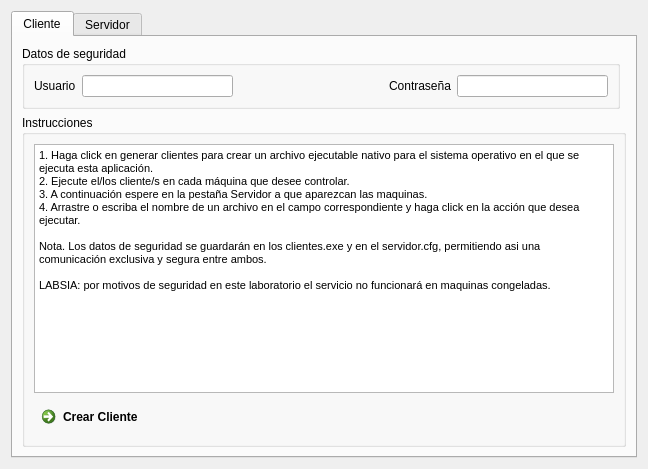
Old version of the form mainWindow.ui in the repository grillermo/Jefe-Remoto.
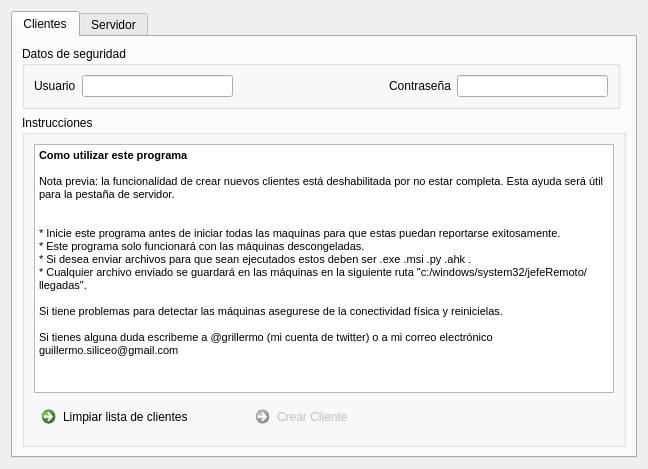
New version of the form. The open tabs and pages were chosen to show the change. Icons and pictures are not drawn.

Commit message: 'UI upgrades and the compiling part working on Windows'

Patch:
```diff
--- a/mainWindow.ui
+++ b/mainWindow.ui
@@ -17,6 +17,9 @@
    <iconset resource="resources.qrc">
     <normaloff>:/icons/resources/server-icon.svg</normaloff>:/icons/resources/server-icon.svg</iconset>
   </property>
+  <property name="autoFillBackground">
+   <bool>false</bool>
+  </property>
   <layout class="QGridLayout" name="gridLayout_2">
    <item row="0" column="0">
     <widget class="QTabWidget" name="tabWidget">
@@ -27,7 +30,19 @@
       <enum>Qt::NoFocus</enum>
      </property>
      <property name="currentIndex">
-      <number>0</number>
+      <number>1</number>
+     </property>
+     <property name="usesScrollButtons">
+      <bool>true</bool>
+     </property>
+     <property name="documentMode">
+      <bool>false</bool>
+     </property>
+     <property name="tabsClosable">
+      <bool>false</bool>
+     </property>
+     <property name="movable">
+      <bool>false</bool>
      </property>
      <widget class="QWidget" name="clientTab">
       <attribute name="icon">
@@ -35,7 +50,7 @@
         <normaloff>:/icons/resources/user_64.png</normaloff>:/icons/resources/user_64.png</iconset>
       </attribute>
       <attribute name="title">
-       <string>Cliente</string>
+       <string>Clientes</string>
       </attribute>
       <layout class="QGridLayout" name="gridLayout_5">
        <item row="0" column="0">
@@ -115,27 +130,129 @@
 &lt;html&gt;&lt;head&gt;&lt;meta name=&quot;qrichtext&quot; content=&quot;1&quot; /&gt;&lt;style type=&quot;text/css&quot;&gt;
 p, li { white-space: pre-wrap; }
 &lt;/style&gt;&lt;/head&gt;&lt;body style=&quot; font-family:'MS Shell Dlg 2'; font-size:8.25pt; font-weight:400; font-style:normal;&quot;&gt;
-&lt;p style=&quot; margin-top:0px; margin-bottom:0px; margin-left:0px; margin-right:0px; -qt-block-indent:0; text-indent:0px;&quot;&gt;&lt;span style=&quot; font-size:8pt;&quot;&gt;1. Haga click en generar clientes para crear un archivo ejecutable nativo para el sistema operativo en el que se ejecuta esta aplicación.&lt;/span&gt;&lt;/p&gt;
-&lt;p style=&quot; margin-top:0px; margin-bottom:0px; margin-left:0px; margin-right:0px; -qt-block-indent:0; text-indent:0px;&quot;&gt;&lt;span style=&quot; font-size:8pt;&quot;&gt;2. Ejecute el/los cliente/s en cada máquina que desee controlar.&lt;/span&gt;&lt;/p&gt;
-&lt;p style=&quot; margin-top:0px; margin-bottom:0px; margin-left:0px; margin-right:0px; -qt-block-indent:0; text-indent:0px;&quot;&gt;&lt;span style=&quot; font-size:8pt;&quot;&gt;3. A continuación espere en la pestaña Servidor a que aparezcan las maquinas.&lt;/span&gt;&lt;/p&gt;
-&lt;p style=&quot; margin-top:0px; margin-bottom:0px; margin-left:0px; margin-right:0px; -qt-block-indent:0; text-indent:0px;&quot;&gt;&lt;span style=&quot; font-size:8pt;&quot;&gt;4. Arrastre o escriba el nombre de un archivo en el campo correspondiente y haga click en la acción que desea ejecutar.&lt;/span&gt;&lt;/p&gt;
+&lt;p style=&quot; margin-top:0px; margin-bottom:0px; margin-left:0px; margin-right:0px; -qt-block-indent:0; text-indent:0px;&quot;&gt;&lt;span style=&quot; font-size:8pt; font-weight:600;&quot;&gt;Como utilizar este programa&lt;/span&gt;&lt;/p&gt;
+&lt;p style=&quot;-qt-paragraph-type:empty; margin-top:0px; margin-bottom:0px; margin-left:0px; margin-right:0px; -qt-block-indent:0; text-indent:0px; font-size:8pt; font-weight:600;&quot;&gt;&lt;/p&gt;
+&lt;p style=&quot; margin-top:0px; margin-bottom:0px; margin-left:0px; margin-right:0px; -qt-block-indent:0; text-indent:0px;&quot;&gt;&lt;span style=&quot; font-size:8pt;&quot;&gt;Nota previa: la funcionalidad de crear nuevos clientes está deshabilitada por no estar completa. Esta ayuda será útil para la pestaña de servidor.&lt;/span&gt;&lt;/p&gt;
 &lt;p style=&quot;-qt-paragraph-type:empty; margin-top:0px; margin-bottom:0px; margin-left:0px; margin-right:0px; -qt-block-indent:0; text-indent:0px; font-size:8pt;&quot;&gt;&lt;/p&gt;
-&lt;p style=&quot; margin-top:0px; margin-bottom:0px; margin-left:0px; margin-right:0px; -qt-block-indent:0; text-indent:0px;&quot;&gt;&lt;span style=&quot; font-size:8pt;&quot;&gt;Nota. Los datos de seguridad se guardarán en los clientes.exe y en el servidor.cfg, permitiendo asi una comunicación exclusiva y segura entre ambos. &lt;/span&gt;&lt;/p&gt;
 &lt;p style=&quot;-qt-paragraph-type:empty; margin-top:0px; margin-bottom:0px; margin-left:0px; margin-right:0px; -qt-block-indent:0; text-indent:0px; font-size:8pt;&quot;&gt;&lt;/p&gt;
-&lt;p style=&quot; margin-top:0px; margin-bottom:0px; margin-left:0px; margin-right:0px; -qt-block-indent:0; text-indent:0px;&quot;&gt;&lt;span style=&quot; font-size:8pt;&quot;&gt;LABSIA: por motivos de seguridad en este laboratorio el servicio no funcionará en maquinas congeladas.&lt;/span&gt;&lt;/p&gt;&lt;/body&gt;&lt;/html&gt;</string>
+&lt;p style=&quot; margin-top:0px; margin-bottom:0px; margin-left:0px; margin-right:0px; -qt-block-indent:0; text-indent:0px;&quot;&gt;&lt;span style=&quot; font-size:8pt;&quot;&gt;* Inicie este programa antes de iniciar todas las maquinas para que estas puedan reportarse exitosamente.&lt;/span&gt;&lt;/p&gt;
+&lt;p style=&quot; margin-top:0px; margin-bottom:0px; margin-left:0px; margin-right:0px; -qt-block-indent:0; text-indent:0px;&quot;&gt;&lt;span style=&quot; font-size:8pt;&quot;&gt;* Este programa solo funcionará con las máquinas descongeladas.&lt;/span&gt;&lt;/p&gt;
+&lt;p style=&quot; margin-top:0px; margin-bottom:0px; margin-left:0px; margin-right:0px; -qt-block-indent:0; text-indent:0px;&quot;&gt;&lt;span style=&quot; font-size:8pt;&quot;&gt;* Si desea enviar archivos para que sean ejecutados estos deben ser .exe .msi .py .ahk .&lt;/span&gt;&lt;/p&gt;
+&lt;p style=&quot; margin-top:0px; margin-bottom:0px; margin-left:0px; margin-right:0px; -qt-block-indent:0; text-indent:0px;&quot;&gt;&lt;span style=&quot; font-size:8pt;&quot;&gt;* Cualquier archivo enviado se guardará en las máquinas en la siguiente ruta &amp;quot;c:/windows/system32/jefeRemoto/llegadas&amp;quot;.&lt;/span&gt;&lt;/p&gt;
+&lt;p style=&quot;-qt-paragraph-type:empty; margin-top:0px; margin-bottom:0px; margin-left:0px; margin-right:0px; -qt-block-indent:0; text-indent:0px; font-size:8pt;&quot;&gt;&lt;/p&gt;
+&lt;p style=&quot; margin-top:0px; margin-bottom:0px; margin-left:0px; margin-right:0px; -qt-block-indent:0; text-indent:0px;&quot;&gt;&lt;span style=&quot; font-size:8pt;&quot;&gt;Si tiene problemas para detectar las máquinas asegurese de la conectividad física y reinicielas.&lt;/span&gt;&lt;/p&gt;
+&lt;p style=&quot;-qt-paragraph-type:empty; margin-top:0px; margin-bottom:0px; margin-left:0px; margin-right:0px; -qt-block-indent:0; text-indent:0px; font-size:8pt;&quot;&gt;&lt;/p&gt;
+&lt;p style=&quot; margin-top:0px; margin-bottom:0px; margin-left:0px; margin-right:0px; -qt-block-indent:0; text-indent:0px;&quot;&gt;&lt;span style=&quot; font-size:8pt;&quot;&gt;Si tienes alguna duda escribeme a @grillermo (mi cuenta de twitter) o a mi correo electrónico guillermo.siliceo@gmail.com&lt;/span&gt;&lt;/p&gt;
+&lt;p style=&quot;-qt-paragraph-type:empty; margin-top:0px; margin-bottom:0px; margin-left:0px; margin-right:0px; -qt-block-indent:0; text-indent:0px; font-size:8pt;&quot;&gt;&lt;/p&gt;&lt;/body&gt;&lt;/html&gt;</string>
             </property>
            </widget>
           </item>
           <item row="1" column="0">
-           <widget class="QCommandLinkButton" name="generateClientButton">
-            <property name="text">
-             <string>Crear Cliente</string>
-            </property>
-            <property name="icon">
-             <iconset resource="resources.qrc">
-              <normaloff>:/icons/resources/present_64.png</normaloff>:/icons/resources/present_64.png</iconset>
-            </property>
-           </widget>
+           <layout class="QHBoxLayout" name="horizontalLayout">
+            <item>
+             <widget class="QCommandLinkButton" name="deleteMachinesButton">
+              <property name="font">
+               <font>
+                <family>Segoe UI</family>
+                <weight>50</weight>
+                <italic>false</italic>
+                <bold>false</bold>
+               </font>
+              </property>
+              <property name="toolTip">
+               <string>&lt;!DOCTYPE HTML PUBLIC &quot;-//W3C//DTD HTML 4.0//EN&quot; &quot;http://www.w3.org/TR/REC-html40/strict.dtd&quot;&gt;
+&lt;html&gt;&lt;head&gt;&lt;meta name=&quot;qrichtext&quot; content=&quot;1&quot; /&gt;&lt;style type=&quot;text/css&quot;&gt;
+p, li { white-space: pre-wrap; }
+&lt;/style&gt;&lt;/head&gt;&lt;body style=&quot; font-family:'MS Shell Dlg 2'; font-size:8.25pt; font-weight:400; font-style:normal;&quot;&gt;
+&lt;p style=&quot; margin-top:0px; margin-bottom:0px; margin-left:0px; margin-right:0px; -qt-block-indent:0; text-indent:0px;&quot;&gt;&lt;span style=&quot; font-size:8pt;&quot;&gt;Esto borrará la lista de clientes detectados. Si va a crear un nuevo cliente haga click aquí para empezar con una lista limpia.&lt;/span&gt;&lt;/p&gt;
+&lt;p style=&quot;-qt-paragraph-type:empty; margin-top:0px; margin-bottom:0px; margin-left:0px; margin-right:0px; -qt-block-indent:0; text-indent:0px; font-size:8pt;&quot;&gt;&lt;/p&gt;
+&lt;p style=&quot;-qt-paragraph-type:empty; margin-top:0px; margin-bottom:0px; margin-left:0px; margin-right:0px; -qt-block-indent:0; text-indent:0px; font-size:8pt;&quot;&gt;&lt;/p&gt;&lt;/body&gt;&lt;/html&gt;</string>
+              </property>
+              <property name="statusTip">
+               <string>&lt;!DOCTYPE HTML PUBLIC &quot;-//W3C//DTD HTML 4.0//EN&quot; &quot;http://www.w3.org/TR/REC-html40/strict.dtd&quot;&gt;\n&lt;html&gt;&lt;head&gt;&lt;meta name=&quot;qrichtext&quot; content=&quot;1&quot; /&gt;&lt;style type=&quot;text/css&quot;&gt;\np, li { white-space: pre-wrap; }\n&lt;/style&gt;&lt;/head&gt;&lt;body style=&quot; font-family:'MS Shell Dlg 2'; font-size:8.25pt; font-weight:400; font-style:normal;&quot;&gt;\n&lt;p style=&quot; margin-top:0px; margin-bottom:0px; margin-left:0px; margin-right:0px; -qt-block-indent:0; text-indent:0px;&quot;&gt;&lt;span style=&quot; font-size:8pt;&quot;&gt;Esto borrará la lista de clientes detectados. Si desea una nueva lista haga click aquí.&lt;/span&gt;&lt;/p&gt;\n&lt;p style=&quot;-qt-paragraph-type:empty; margin-top:0px; margin-bottom:0px; margin-left:0px; margin-right:0px; -qt-block-indent:0; text-indent:0px; font-size:8pt;&quot;&gt;&lt;/p&gt;&lt;/body&gt;&lt;/html&gt;</string>
+              </property>
+              <property name="whatsThis">
+               <string>&lt;!DOCTYPE HTML PUBLIC &quot;-//W3C//DTD HTML 4.0//EN&quot; &quot;http://www.w3.org/TR/REC-html40/strict.dtd&quot;&gt;
+&lt;html&gt;&lt;head&gt;&lt;meta name=&quot;qrichtext&quot; content=&quot;1&quot; /&gt;&lt;style type=&quot;text/css&quot;&gt;
+p, li { white-space: pre-wrap; }
+&lt;/style&gt;&lt;/head&gt;&lt;body style=&quot; font-family:'MS Shell Dlg 2'; font-size:8.25pt; font-weight:400; font-style:normal;&quot;&gt;
+&lt;p style=&quot; margin-top:0px; margin-bottom:0px; margin-left:0px; margin-right:0px; -qt-block-indent:0; text-indent:0px;&quot;&gt;&lt;span style=&quot; font-size:8pt;&quot;&gt;Esto borrará la lista de clientes detectados. Si desea una nueva lista haga click aquí.&lt;/span&gt;&lt;/p&gt;
+&lt;p style=&quot;-qt-paragraph-type:empty; margin-top:0px; margin-bottom:0px; margin-left:0px; margin-right:0px; -qt-block-indent:0; text-indent:0px; font-size:8pt;&quot;&gt;&lt;/p&gt;&lt;/body&gt;&lt;/html&gt;</string>
+              </property>
+              <property name="text">
+               <string>Limpiar lista de clientes</string>
+              </property>
+              <property name="icon">
+               <iconset resource="resources.qrc">
+                <normaloff>:/icons/resources/delete_64.png</normaloff>:/icons/resources/delete_64.png</iconset>
+              </property>
+             </widget>
+            </item>
+            <item>
+             <spacer name="horizontalSpacer">
+              <property name="orientation">
+               <enum>Qt::Horizontal</enum>
+              </property>
+              <property name="sizeType">
+               <enum>QSizePolicy::Minimum</enum>
+              </property>
+              <property name="sizeHint" stdset="0">
+               <size>
+                <width>40</width>
+                <height>20</height>
+               </size>
+              </property>
+             </spacer>
+            </item>
+            <item>
+             <widget class="QCommandLinkButton" name="generateClientButton">
+              <property name="enabled">
+               <bool>false</bool>
+              </property>
+              <property name="sizePolicy">
+               <sizepolicy hsizetype="Expanding" vsizetype="Preferred">
+                <horstretch>0</horstretch>
+                <verstretch>0</verstretch>
+               </sizepolicy>
+              </property>
+              <property name="font">
+               <font>
+                <family>Segoe UI</family>
+                <weight>50</weight>
+                <italic>false</italic>
+                <bold>false</bold>
+                <underline>false</underline>
+                <stylestrategy>PreferDefault</stylestrategy>
+               </font>
+              </property>
+              <property name="layoutDirection">
+               <enum>Qt::RightToLeft</enum>
+              </property>
+              <property name="autoFillBackground">
+               <bool>false</bool>
+              </property>
+              <property name="inputMethodHints">
+               <set>Qt::ImhNone</set>
+              </property>
+              <property name="text">
+               <string>Crear Cliente</string>
+              </property>
+              <property name="icon">
+               <iconset resource="resources.qrc">
+                <normaloff>:/icons/resources/present_64.png</normaloff>:/icons/resources/present_64.png</iconset>
+              </property>
+              <property name="checkable">
+               <bool>false</bool>
+              </property>
+              <property name="autoRepeat">
+               <bool>false</bool>
+              </property>
+              <property name="autoExclusive">
+               <bool>false</bool>
+              </property>
+             </widget>
+            </item>
+           </layout>
           </item>
          </layout>
         </widget>
```
Left out of the diff: 167 changed lines with no effect on the pictures. The commit also changes 5 other files.
